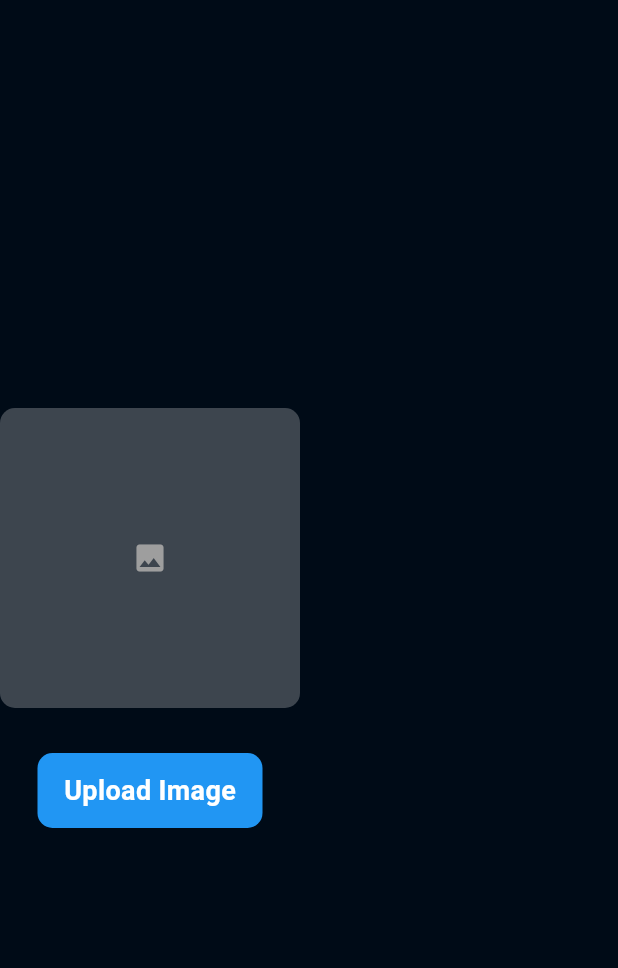
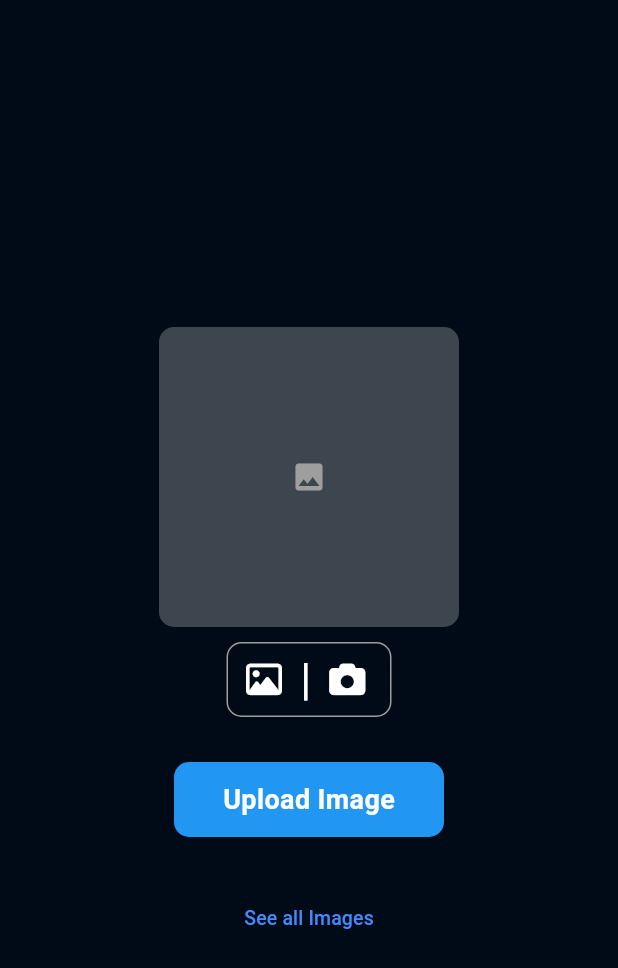
Before and after one commit to shabeebalitt/FireBase_Base_satt, a Flutter app: the UploadImage screen opened directly, on a phone screen of 412 x 824 dp. Shown: the top 968 px of the screen. Run offline on Flutter 3.47's test engine with Material 2 defaults, Android fonts, the phone set to English and light mode, and no system bars; our stand-ins replace cloud_firestore, firebase_auth, firebase_core, firebase_database, firebase_storage, fluttertoast and 3 more; accounts and stored records are empty.

Commit message:
error in See all Image

```diff
--- a/lib/upload_image.dart
+++ b/lib/upload_image.dart
@@ -1,7 +1,9 @@
 import 'dart:io';
 
+import 'package:firebase_base/all_images.dart';
 import 'package:firebase_database/firebase_database.dart';
 import 'package:flutter/material.dart';
+import 'package:font_awesome_flutter/font_awesome_flutter.dart';
 import 'package:image_picker/image_picker.dart';
 import 'package:firebase_storage/firebase_storage.dart' as firebase_storage;
 import 'flutter_toast.dart';
@@ -13,21 +15,25 @@ class UploadImage extends StatefulWidget {
 }
 File? _image;
 
+
+
 final picker = ImagePicker();
 DatabaseReference databaseReference = FirebaseDatabase.instance.ref('post');
 firebase_storage.FirebaseStorage storage = firebase_storage.FirebaseStorage
     .instance;
 class _UploadImageState extends State<UploadImage> {
   @override
+  void dispose() {
+    _image = null;
+    super.dispose();
+  }
+  @override
   Widget build(BuildContext context) {
     return Scaffold(
       backgroundColor:
       Color(0xff000B17),
-      body: GestureDetector(
-
-        onTap:() {
-          getGalleryImage();
-        },child: Column(
+      body: Center(
+        child: Column(
           mainAxisAlignment: MainAxisAlignment.center,
           crossAxisAlignment: CrossAxisAlignment.center,
           children: [
@@ -52,6 +58,32 @@ class _UploadImageState extends State<UploadImage> {
                 color: Colors.grey,
               ),
             ),
+            SizedBox(height: 10,),
+            Container(
+              width: 110,
+              height: 50,
+              decoration: BoxDecoration(
+                borderRadius:BorderRadius.circular(10),
+                border: Border.all(color: Colors.grey,width: 1)
+              ),
+              child: Row(
+                children: [
+                  IconButton(onPressed: () {
+                    getGalleryImage();
+                  }, icon: FaIcon(FontAwesomeIcons.image,color: Colors.white,)),
+                  Center(
+                    child: Text("|",
+                    style: TextStyle(
+                      color: Colors.white,
+                      fontSize: 30
+                    ),),
+                  ),
+                  IconButton(onPressed: () {
+                    getCameraImage();
+                  }, icon: FaIcon(FontAwesomeIcons.camera,color: Colors.white,))
+                ],
+              ),
+            ),
             SizedBox(height: 30,),
             GestureDetector(
               onTap: () async{
@@ -71,7 +103,7 @@ class _UploadImageState extends State<UploadImage> {
 
               },
               child: Container(
-                width: 150,
+                width: 180,
                 height: 50,
                 decoration: BoxDecoration(
                     color: Colors.blue,
@@ -90,6 +122,14 @@ class _UploadImageState extends State<UploadImage> {
               ),
             ),
             SizedBox(height: 30,),
+            TextButton(onPressed: () {
+              Navigator.of(context).push(MaterialPageRoute(builder: (context) => AllImages(),));
+            }, child: Text("See all Images",
+            style: TextStyle(
+              color: Colors.blueAccent,
+              fontSize: 13,
+              fontWeight: FontWeight.w500
+            ),))
           ],
         ),
       ),
@@ -106,4 +146,18 @@ class _UploadImageState extends State<UploadImage> {
       }
     });
   }
+
+  Future<void> getCameraImage() async {
+    final pickedFile = await picker.pickImage(
+      source: ImageSource.camera,
+    );
+    setState(() {
+      if (pickedFile != null) {
+        _image = File(pickedFile.path);
+      } else {
+        print('no image found');
+      }
+    });
+  }
+
 }
```
Also changed, not shown: lib/all_images.dart (added, +47 -0 lines).
